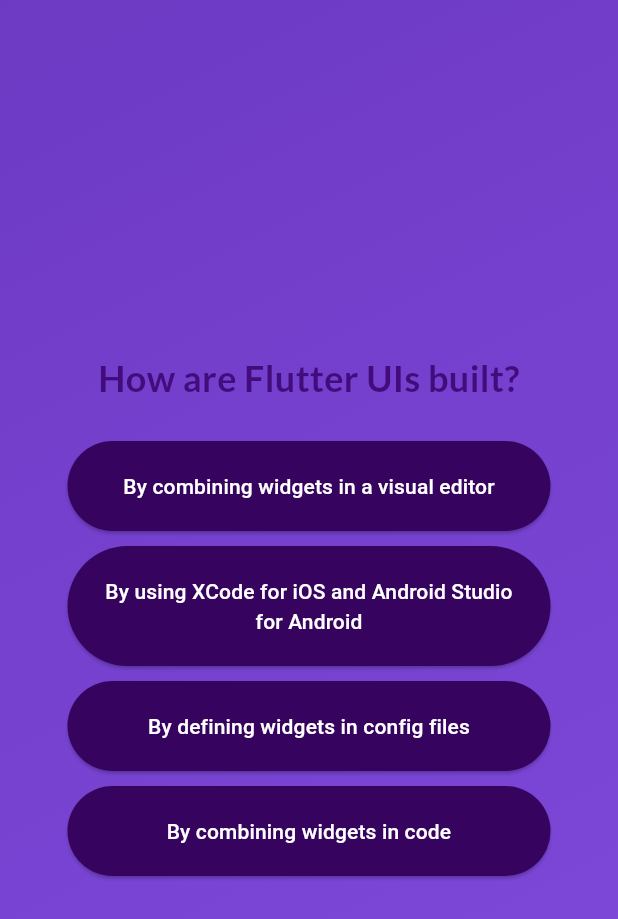
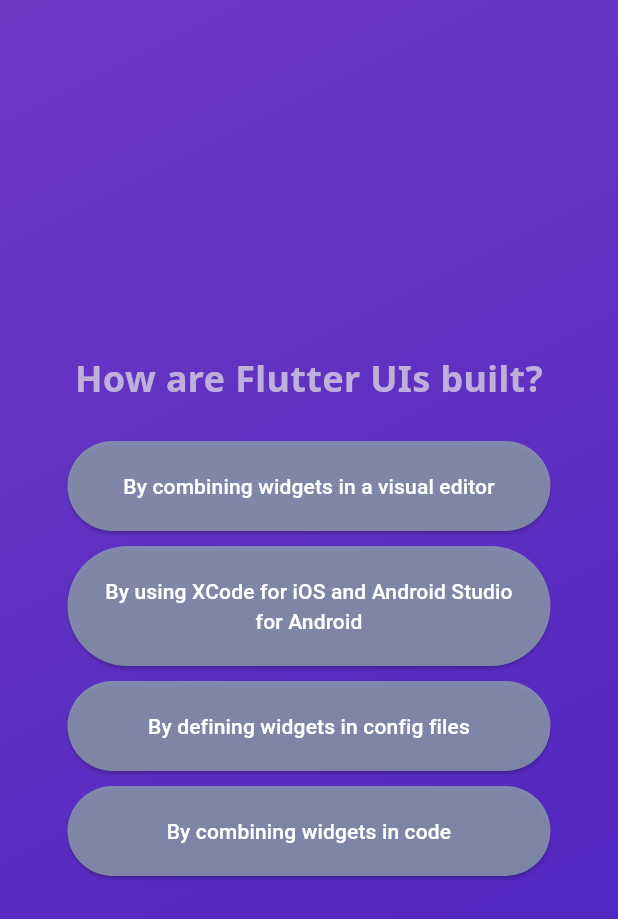
Before and after one commit to hemanth-bavirisetty/Quiz_App, a Flutter app: the screen it shows after launch, after a tap on "start quiz", after a tap on "Components", on a phone screen of 412 x 824 dp. Shown: the top 919 px of the screen. Run offline on Flutter 3.47's test engine with Material 3 defaults, Android fonts, the phone set to English and light mode, and no system bars; our stand-ins replace google_fonts.

Commit message:
final commit

```diff
--- a/lib/answer_button.dart
+++ b/lib/answer_button.dart
@@ -16,9 +16,10 @@ class AnswerButton extends StatelessWidget {
       margin: const EdgeInsets.all(5),
       child: ElevatedButton(
         style: ElevatedButton.styleFrom(
-            backgroundColor: const Color.fromARGB(255, 54, 4, 95),
-            foregroundColor: Colors.white,
-            padding: const EdgeInsets.all(20)),
+          backgroundColor: const Color.fromARGB(196, 144, 164, 174),
+          foregroundColor: Colors.white,
+          padding: const EdgeInsets.all(20),
+        ),
         onPressed: ontap,
         child: Text(
           answerText,
--- a/lib/questions_screen.dart
+++ b/lib/questions_screen.dart
@@ -4,7 +4,8 @@ import 'package:quiz_app/data/questions.dart';
 import 'package:google_fonts/google_fonts.dart';
 
 class QuestionsScreen extends StatefulWidget {
-  const QuestionsScreen({super.key});
+  const QuestionsScreen({super.key, required this.onSelectAnswer});
+  final void Function(String answer) onSelectAnswer;
 
   @override
   State<QuestionsScreen> createState() {
@@ -15,7 +16,8 @@ class QuestionsScreen extends StatefulWidget {
 class _QuestionsScreenState extends State<QuestionsScreen> {
   var currentQuestionIndex = 0;
 
-  void answerQuestion() {
+  void answerQuestion(String answer) {
+    widget.onSelectAnswer(answer);
     setState(() {
       currentQuestionIndex++;
     });
@@ -34,8 +36,8 @@ class _QuestionsScreenState extends State<QuestionsScreen> {
           children: [
             Text(
               currentQuestion.text,
-              style: GoogleFonts.lato(
-                color: const Color.fromARGB(255, 67, 12, 125),
+              style: GoogleFonts.notoSans(
+                color: Color.fromARGB(216, 209, 196, 223),
                 fontSize: 24,
                 fontWeight: FontWeight.bold,
               ),
@@ -45,7 +47,12 @@ class _QuestionsScreenState extends State<QuestionsScreen> {
               height: 20,
             ),
             ...currentQuestion.shuffleAnswers().map((answer) {
-              return AnswerButton(answerText: answer, ontap: answerQuestion);
+              return AnswerButton(
+                answerText: answer,
+                ontap: () {
+                  answerQuestion(answer);
+                },
+              );
             }),
           ],
         ),
--- a/lib/quiz.dart
+++ b/lib/quiz.dart
@@ -1,5 +1,7 @@
 import 'package:flutter/material.dart';
+import 'package:quiz_app/data/questions.dart';
 import 'package:quiz_app/questions_screen.dart';
+import 'package:quiz_app/results_screen.dart';
 import 'package:quiz_app/start_screen.dart';
 
 class Quiz extends StatefulWidget {
@@ -11,6 +13,7 @@ class Quiz extends StatefulWidget {
 }
 
 class _QuizState extends State<Quiz> {
+  List<String> selectedAnswers = [];
   var activeScreen = 'start-screen';
 
   // @override
@@ -25,22 +28,57 @@ class _QuizState extends State<Quiz> {
     });
   }
 
+  void restartQuiz() {
+    setState(
+      () {
+        selectedAnswers = [];
+        activeScreen = 'start-screen';
+      },
+    );
+  }
+
+  void chooseAnswer(String answer) {
+    selectedAnswers.add(answer);
+    if (selectedAnswers.length == questions.length) {
+      setState(() {
+        //selectedAnswers = [];
+        activeScreen = 'results-screen';
+      });
+    }
+  }
+
   @override
   Widget build(context) {
+    Widget screenWidget = StartScreen(switchScreen);
+
+    if (activeScreen == 'questions-screen') {
+      screenWidget = QuestionsScreen(
+        onSelectAnswer: chooseAnswer,
+      );
+    }
+
+    if (activeScreen == 'results-screen') {
+      screenWidget = ResultsScreen(
+        choosenAnswers: selectedAnswers,
+        retakeQuiz: restartQuiz,
+      );
+    }
+
     return Container(
       decoration: const BoxDecoration(
         gradient: LinearGradient(
           colors: [
             Color.fromARGB(255, 109, 58, 196),
-            Color.fromARGB(255, 128, 74, 220),
+            Color.fromRGBO(75, 33, 192, 1),
           ],
           begin: Alignment.topLeft,
           end: Alignment.bottomRight,
         ),
       ),
-      child: activeScreen == 'start-screen'
-          ? StartScreen(switchScreen)
-          : const QuestionsScreen(),
+      child: screenWidget,
+      //activeScreen == 'start-screen'
+      //     ? StartScreen(switchScreen)
+      //     : QuestionsScreen(onSelectAnswer: chooseAnswer),
     );
   }
 }
--- a/lib/start_screen.dart
+++ b/lib/start_screen.dart
@@ -18,7 +18,7 @@ class StartScreen extends StatelessWidget {
           const SizedBox(height: 60),
           Text(
             'Learn Flutter the fun way!',
-            style: GoogleFonts.josefinSans(
+            style: GoogleFonts.lato(
               color: Colors.white,
               fontSize: 24,
             ),
@@ -33,9 +33,18 @@ class StartScreen extends StatelessWidget {
             label: const Text(
               'start quiz',
               style: TextStyle(
-                  fontSize: 20,
-                  color: Colors.white,
-                  fontWeight: FontWeight.w500),
+                fontSize: 20,
+                color: Colors.white,
+                fontWeight: FontWeight.w500,
+              ),
+            ),
+            style: OutlinedButton.styleFrom(
+              foregroundColor: const Color.fromRGBO(255, 255, 255, 1),
+              backgroundColor: const Color.fromARGB(17, 255, 255, 255),
+              side: const BorderSide(
+                width: 3.0,
+                color: Color.fromARGB(170, 253, 253, 253),
+              ),
             ),
           ),
         ],
```
Also changed, not shown: lib/questions_summary.dart (added, +83 -0 lines), lib/results_screen.dart (added, +70 -0 lines), 1 other file.
